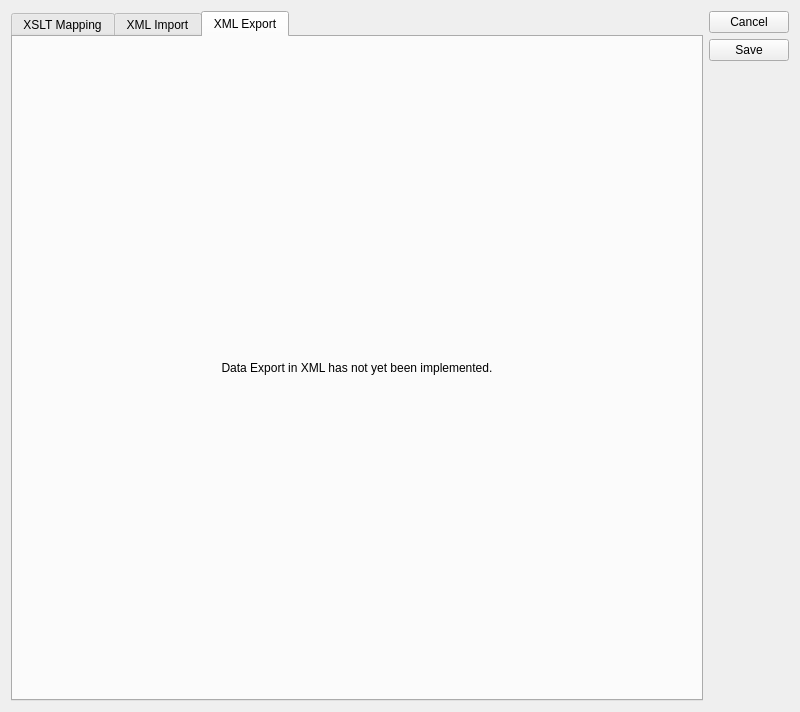
The window that xtuple/trunk/guiclient/configureIE.ui (WooodHead/xtuple) describes before a commit, drawn with Qt 5.
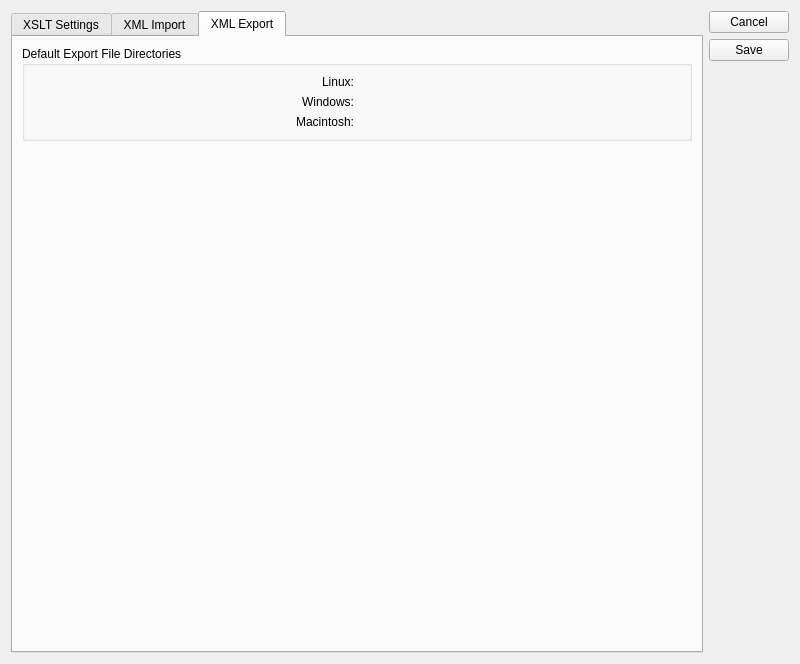
The same window after the commit. The open tabs and pages were chosen to show the change. Custom widgets are drawn as their Qt base class.

Commit message: issue #8713 - first pass at xml export required converting a couple of openrpt dialogs to widgets, moving some metasql utilities from xtuple to openrpt, creating qryhead and qryitem tables to hold sets of queries and widgets to manipulate 'em

```diff
--- a/xtuple/trunk/guiclient/configureIE.ui
+++ b/xtuple/trunk/guiclient/configureIE.ui
@@ -8,13 +8,13 @@
 is available at www.xtuple.com/CPAL.  By using this software, you agree
 to be bound by its terms.</comment>
  <class>configureIE</class>
- <widget class="QDialog" name="configureIE" >
-  <property name="geometry" >
+ <widget class="QDialog" name="configureIE">
+  <property name="geometry">
    <rect>
     <x>0</x>
     <y>0</y>
     <width>800</width>
-    <height>712</height>
+    <height>664</height>
    </rect>
   </property>
   <property name="minimumSize" >
@@ -34,9 +34,9 @@
        <property name="currentIndex" >
         <number>0</number>
        </property>
-       <widget class="QWidget" name="_mappingTab" >
-        <attribute name="title" >
-         <string>XSLT Mapping</string>
+       <widget class="QWidget" name="_mappingTab">
+        <attribute name="title">
+         <string>XSLT Settings</string>
         </attribute>
         <layout class="QVBoxLayout" >
          <item>
@@ -157,13 +157,6 @@
            </item>
           </layout>
          </item>
-        </layout>
-       </widget>
-       <widget class="QWidget" name="_importTab" >
-        <attribute name="title" >
-         <string>XML Import</string>
-        </attribute>
-        <layout class="QVBoxLayout" >
          <item>
           <widget class="QGroupBox" name="_processorBox" >
            <property name="title" >
@@ -323,6 +316,13 @@
            </layout>
           </widget>
          </item>
+        </layout>
+       </widget>
+       <widget class="QWidget" name="_importTab">
+        <attribute name="title">
+         <string>XML Import</string>
+        </attribute>
+        <layout class="QVBoxLayout">
          <item>
           <widget class="QGroupBox" name="_fileBox" >
            <property name="title" >
@@ -477,17 +477,80 @@
         <attribute name="title" >
          <string>XML Export</string>
         </attribute>
-        <layout class="QGridLayout" >
-         <item row="0" column="0" >
-          <widget class="QLabel" name="_exportLit" >
-           <property name="text" >
-            <string>Data Export in XML has not yet been implemented.</string>
+        <layout class="QVBoxLayout" name="verticalLayout">
+         <item>
+          <widget class="QGroupBox" name="_exportFileBox">
+           <property name="title">
+            <string>Default Export File Directories</string>
            </property>
-           <property name="alignment" >
-            <set>Qt::AlignCenter</set>
-           </property>
+           <layout class="QGridLayout" name="_2">
+            <item row="0" column="0">
+             <widget class="QLabel" name="_exportLinuxDirLit">
+              <property name="text">
+               <string>Linux:</string>
+              </property>
+              <property name="alignment">
+               <set>Qt::AlignRight|Qt::AlignTrailing|Qt::AlignVCenter</set>
+              </property>
+             </widget>
+            </item>
+            <item row="0" column="1">
+             <widget class="FileCluster" name="_exportLinuxDir">
+              <property name="fileMode">
+               <enum>QFileDialog::DirectoryOnly</enum>
+              </property>
+             </widget>
+            </item>
+            <item row="1" column="0">
+             <widget class="QLabel" name="_exportWindowsDirLit">
+              <property name="text">
+               <string>Windows:</string>
+              </property>
+              <property name="alignment">
+               <set>Qt::AlignRight|Qt::AlignTrailing|Qt::AlignVCenter</set>
+              </property>
+             </widget>
+            </item>
+            <item row="1" column="1">
+             <widget class="FileCluster" name="_exportWindowsDir">
+              <property name="fileMode">
+               <enum>QFileDialog::DirectoryOnly</enum>
+              </property>
+             </widget>
+            </item>
+            <item row="2" column="0">
+             <widget class="QLabel" name="_exportMacDirLit">
+              <property name="text">
+               <string>Macintosh:</string>
+              </property>
+              <property name="alignment">
+               <set>Qt::AlignRight|Qt::AlignTrailing|Qt::AlignVCenter</set>
+              </property>
+             </widget>
+            </item>
+            <item row="2" column="1">
+             <widget class="FileCluster" name="_exportMacDir">
+              <property name="fileMode">
+               <enum>QFileDialog::DirectoryOnly</enum>
+              </property>
+             </widget>
+            </item>
+           </layout>
           </widget>
          </item>
+         <item>
+          <spacer name="verticalSpacer">
+           <property name="orientation">
+            <enum>Qt::Vertical</enum>
+           </property>
+           <property name="sizeHint" stdset="0">
+            <size>
+             <width>20</width>
+             <height>400</height>
+            </size>
+           </property>
+          </spacer>
+         </item>
         </layout>
        </widget>
       </widget>
@@ -495,7 +558,7 @@
     </layout>
    </item>
    <item>
-    <layout class="QVBoxLayout" >
+    <layout class="QVBoxLayout">
      <item>
       <widget class="QPushButton" name="_cancel" >
        <property name="text" >
```
Left out of the diff: 509 changed lines with no effect on the pictures. The commit also changes 24 other files.
